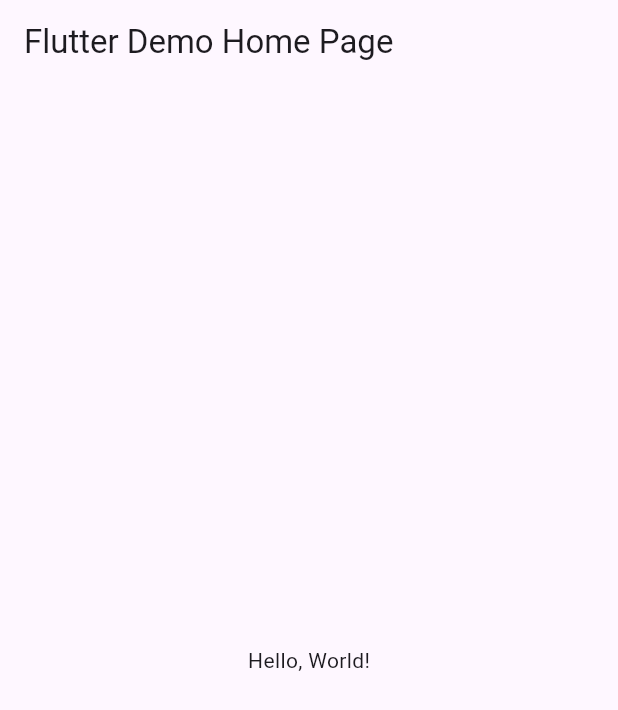
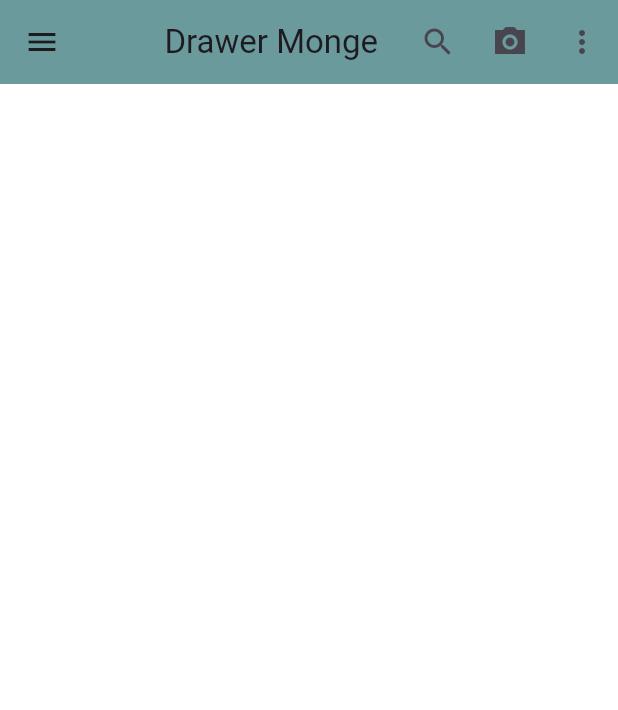
Before and after one commit to YizziaA/P9-Drawer-6j, a Flutter app: the screen it shows after launch, on a phone screen of 412 x 824 dp. Shown: the top 710 px of the screen. Run offline on Flutter 3.47's test engine with Material 3 defaults, Android fonts, the phone set to English and light mode, and no system bars.

```diff
--- a/lib/main.dart
+++ b/lib/main.dart
@@ -1,41 +1,142 @@
+import 'dart:ui';
+
 import 'package:flutter/material.dart';
 
-void main() => runApp(MyApp());
+void main() => runApp(const MiDrawerMonge());
 
-class MyApp extends StatelessWidget {
-  const MyApp({super.key});
-  // This widget is the root of your application.
+class MiDrawerMonge extends StatelessWidget {
+  const MiDrawerMonge({Key? key}) : super(key: key);
+
   @override
   Widget build(BuildContext context) {
     return MaterialApp(
-      // Application name
-      title: 'Flutter Hello World',
-      // Application theme data, you can set the colors for the application as
-      // you want
-      theme: ThemeData(
-        // useMaterial3: true,
-        primarySwatch: Colors.blue,
-      ),
-      // A widget which will be started on application startup
-      home: MyHomePage(title: 'Flutter Demo Home Page'),
-    );
-  }
-}
-
-class MyHomePage extends StatelessWidget {
-  final String title;
-  const MyHomePage({super.key, required this.title});
-
-  @override
-  Widget build(BuildContext context) {
-    return Scaffold(
-      appBar: AppBar(
-        // The title text which will be shown on the action bar
-        title: Text(title),
-      ),
-      body: Center(
-        child: Text(
-          'Hello, World!',
+      debugShowCheckedModeBanner: false,
+      home: Scaffold(
+        appBar: AppBar(
+          title: const Text("Drawer Monge"),
+          centerTitle: true,
+          backgroundColor: Color(0xff6ba49c),
+          actions: [
+            IconButton(
+              icon: const Icon(Icons.search),
+              onPressed: () {},
+            ),
+            IconButton(
+              icon: const Icon(Icons.camera_alt_sharp),
+              onPressed: () {},
+            ),
+            IconButton(
+              icon: const Icon(Icons.more_vert),
+              onPressed: () {},
+            ),
+          ], //Action con icono
+          elevation: 8,
+        ),
+        backgroundColor: const Color(0x00d3e3e5),
+        drawer: Drawer(
+          child: ListView(
+            padding: EdgeInsets.zero,
+            children: const [
+              UserAccountsDrawerHeader(
+                accountName: Text("Veterinaria Huellitas"),
+                accountEmail: Text("a.21308051280509@cbtis128.edu.mx"),
+                currentAccountPicture: CircleAvatar(
+                  backgroundImage: NetworkImage(
+                      "https://raw.githubusercontent.com/YizziaA/Practica1_6J_iOS./main/logo%20principal.jpg"),
+                ),
+                decoration: BoxDecoration(
+                  image: DecorationImage(
+                    image: NetworkImage(
+                      "https://raw.githubusercontent.com/YizziaA/Practica1_6J_iOS./main/fondito2.webp",
+                    ),
+                    fit: BoxFit.fill,
+                  ),
+                ),
+                otherAccountsPictures: [
+                  CircleAvatar(
+                    backgroundColor: Colors.white,
+                    backgroundImage: NetworkImage(
+                        "https://raw.githubusercontent.com/YizziaA/Practica1_6J_iOS./main/icircular.jpg"),
+                  ),
+                  CircleAvatar(
+                    backgroundColor: Colors.white,
+                    backgroundImage: NetworkImage(
+                        "https://raw.githubusercontent.com/YizziaA/Practica1_6J_iOS./main/huellita%20negra.jpg"),
+                  ),
+                ],
+              ),
+              ListTile(
+                leading: Icon(
+                  Icons.account_box_sharp,
+                  color: Colors.black,
+                ),
+                title: Text(
+                  "Usuario",
+                  style: TextStyle(fontWeight: FontWeight.bold),
+                ),
+              ),
+              ListTile(
+                leading: Icon(
+                  Icons.accessible,
+                  color: Color(0xff000000),
+                ),
+                title: Text(
+                  "Doctores",
+                  style: TextStyle(fontWeight: FontWeight.bold),
+                ),
+              ),
+              ListTile(
+                leading: Icon(
+                  Icons.add_location_rounded,
+                  color: Colors.black,
+                ),
+                title: Text(
+                  "Ubicaciones",
+                  style: TextStyle(fontWeight: FontWeight.bold),
+                ),
+              ),
+              ListTile(
+                leading: Icon(
+                  Icons.local_hospital_outlined,
+                  color: Colors.black,
+                ),
+                title: Text(
+                  "Servicios",
+                  style: TextStyle(fontWeight: FontWeight.bold),
+                ),
+              ),
+              ListTile(
+                leading: Icon(
+                  Icons.add_home_rounded,
+                  color: Colors.black,
+                ),
+                title: Text(
+                  "Locales",
+                  style: TextStyle(fontWeight: FontWeight.bold),
+                ),
+              ),
+              ListTile(
+                leading: Icon(
+                  Icons.timer,
+                  color: Colors.black,
+                ),
+                title: Text(
+                  "Horarios",
+                  style: TextStyle(fontWeight: FontWeight.bold),
+                ),
+              ),
+              ListTile(
+                leading: Icon(
+                  Icons.phone,
+                  color: Colors.black,
+                ),
+                title: Text(
+                  "Contacto",
+                  style: TextStyle(fontWeight: FontWeight.bold),
+                ),
+              )
+            ],
+          ),
         ),
       ),
     );
```
